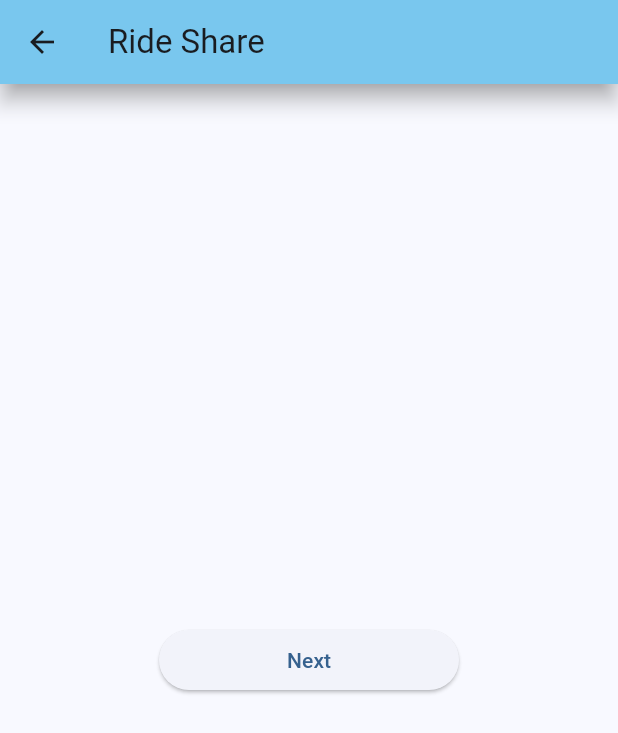
After one commit to KiranRaghavendra1248/Ride-Share, a Flutter app: the screen it shows after launch, after a tap on "Submit Ride", on a phone screen of 412 x 824 dp. The commit adds this screen. Shown: the top 733 px of the screen. Run offline on Flutter 3.47's test engine with Material 3 defaults, Android fonts, the phone set to English and light mode, and no system bars; our stand-ins replace flutter_dotenv, geolocator, google_maps_flutter; missing offline and left inert: flutter_google_places, google_maps_webservice.

```diff
--- /dev/null
+++ b/front-end/rideshare/lib/screens/find_ride_first_screen.dart
@@ -0,0 +1,40 @@
+import 'dart:async';
+import 'package:flutter/material.dart';
+import 'find_ride_map_screen.dart';
+
+class FindRideFirstScreen extends StatefulWidget {
+  const FindRideFirstScreen({super.key});
+
+  @override
+  State<FindRideFirstScreen> createState() => _FindRideFirstScreenState();
+}
+
+class _FindRideFirstScreenState extends State<FindRideFirstScreen> {
+  @override
+  Widget build(BuildContext context) {
+    return Scaffold(
+      appBar:  AppBar(
+          title: const Text("Ride Share"),
+          backgroundColor: Colors.lightBlue[200],
+          elevation: 6,
+          shadowColor: Colors.grey
+      ),
+      body: SizedBox(
+          width: MediaQuery.of(context).size.width,
+          child: Column(
+              mainAxisAlignment: MainAxisAlignment.center,
+              children:[
+                Container(
+                  width: 200,
+                  child: ElevatedButton(onPressed: (){
+                    Navigator.of(context).push(MaterialPageRoute(builder: (BuildContext context){
+                      return const FindRideMapScreen();
+                    }));
+                  }, child: const Text("Next"),),
+                ),
+              ]
+          )
+      ),
+    );;
+  }
+}
--- a/front-end/rideshare/lib/screens/select_mode_screen.dart
+++ b/front-end/rideshare/lib/screens/select_mode_screen.dart
@@ -1,5 +1,7 @@
 import 'package:flutter/material.dart';
-import 'package:rideshare/screens/find_ride_home_map_screen.dart';
+import 'package:rideshare/screens/find_ride_map_screen.dart';
+
+import 'find_ride_first_screen.dart';
 
 class SelectMode extends StatefulWidget {
   const SelectMode({super.key});
@@ -14,7 +16,7 @@ class _SelectModeState extends State<SelectMode> {
     return Scaffold(
       appBar:  AppBar(
         title: const Text("Select Mode"),
-        backgroundColor: Colors.lightBlue[100],
+        backgroundColor: Colors.lightBlue[200],
         elevation: 6,
         shadowColor: Colors.grey
       ),
@@ -23,17 +25,25 @@ class _SelectModeState extends State<SelectMode> {
         child: Column(
           mainAxisAlignment: MainAxisAlignment.center,
           children:[
-            ElevatedButton(onPressed: (){
-              Navigator.of(context).push(MaterialPageRoute(builder: (BuildContext context){
-                return const FindRideHomeMapScreen();
-              }));
-            }, child: const Text("Find Ride"),),
-            SizedBox(height: 20),
-            ElevatedButton(onPressed: (){
-              Navigator.of(context).push(MaterialPageRoute(builder: (BuildContext context){
-                return const FindRideHomeMapScreen();
-              }));
-            }, child: const Text("Submit Ride"),)
+            Container(
+              width: 150,
+              height: 50,
+              child: ElevatedButton(onPressed: (){
+                Navigator.of(context).push(MaterialPageRoute(builder: (BuildContext context){
+                  return const FindRideFirstScreen();
+                }));
+              }, child: const Text("Find Ride"),),
+            ),
+            SizedBox(height: 30),
+            Container(
+              width: 150,
+              height: 50,
+              child: ElevatedButton(onPressed: (){
+                Navigator.of(context).push(MaterialPageRoute(builder: (BuildContext context){
+                  return const FindRideFirstScreen();
+                }));
+              }, child: const Text("Submit Ride"),),
+            )
 
           ]
 
```
Also changed, not shown: front-end/rideshare/lib/screens/find_ride_map_screen.dart (renamed from front-end/rideshare/lib/screens/find_ride_home_map_screen.dart, +7 -9 lines).
